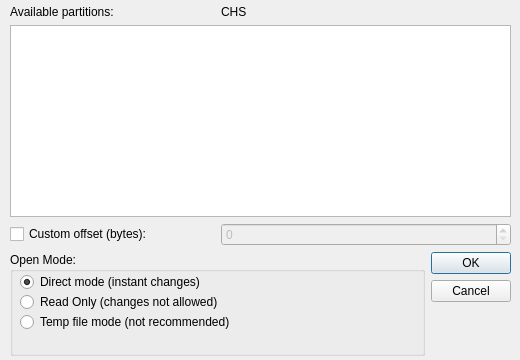
Above: LinImaMT/harddiskopen.ui from MCbx/linimamt before the change. Below: the same form after it.
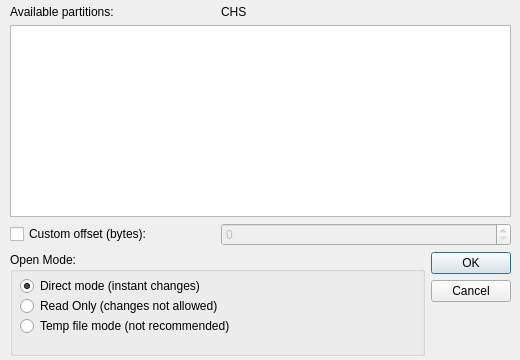
That is the form after the change.

```diff
--- a/LinImaMT/harddiskopen.ui
+++ b/LinImaMT/harddiskopen.ui
@@ -25,7 +25,7 @@
   <property name="windowTitle">
    <string>Open hard disk image...</string>
   </property>
-  <widget class="QWidget" name="">
+  <widget class="QWidget" name="layoutWidget">
    <property name="geometry">
     <rect>
      <x>10</x>
@@ -88,7 +88,7 @@
        <property name="geometry">
         <rect>
          <x>10</x>
-         <y>20</y>
+         <y>24</y>
          <width>331</width>
          <height>20</height>
         </rect>
@@ -107,7 +107,7 @@
        <property name="geometry">
         <rect>
          <x>10</x>
-         <y>40</y>
+         <y>44</y>
          <width>331</width>
          <height>20</height>
         </rect>
@@ -123,7 +123,7 @@
        <property name="geometry">
         <rect>
          <x>10</x>
-         <y>60</y>
+         <y>64</y>
          <width>331</width>
          <height>20</height>
         </rect>
```
